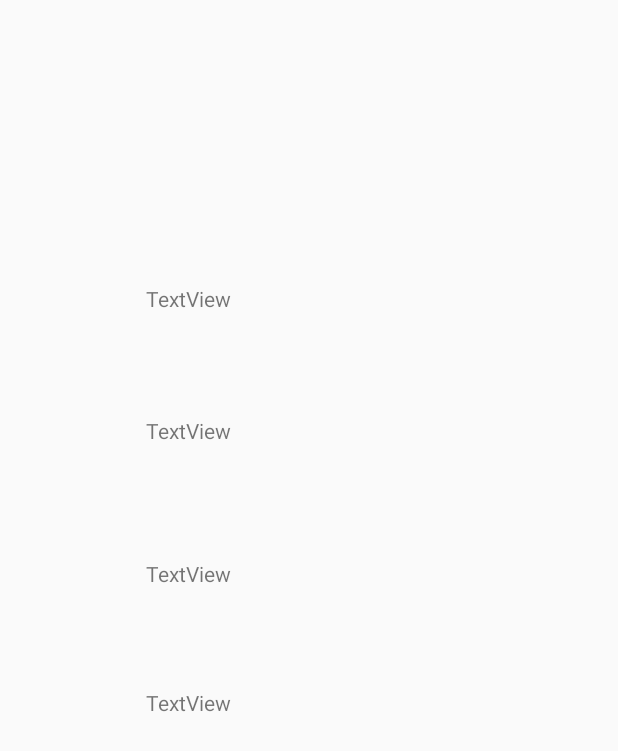
After one commit to mihaikrisan/ElementsBattle, an Android app: the layout activity_profile.xml on its own in the app's theme, with its tools: preview values and no code run, on a phone screen of 412 x 824 dp. The commit adds this screen. Shown: the top 751 px of the screen. Run offline under Robolectric (Android 15) with nearby library versions, the phone set to English and light mode, and no system bars.

Commit message:
working statistics

```diff
--- a/gamev10/app/src/main/AndroidManifest.xml
+++ b/gamev10/app/src/main/AndroidManifest.xml
@@ -9,7 +9,8 @@
         android:roundIcon="@mipmap/ic_launcher_round"
         android:supportsRtl="true"
         android:theme="@style/AppTheme">
-        <activity android:name=".Game"></activity>
+        <activity android:name=".ProfileActivity"></activity>
+        <activity android:name=".Game" />
         <activity android:name=".WelcomePage" />
         <activity android:name=".Register" />
         <activity android:name=".MainActivity">
--- a/gamev10/app/src/main/java/com/example/myapplication/MainActivity.java
+++ b/gamev10/app/src/main/java/com/example/myapplication/MainActivity.java
@@ -50,7 +50,10 @@ public class MainActivity extends AppCompatActivity {
                     for (DataSnapshot ds : snapshot.getChildren()) {
                         String username = ds.child("username").getValue(String.class);
                         String password = ds.child("password").getValue(String.class);
-                        User user = new User(username, password);
+                        Integer nrWins = ds.child("nr_wins").getValue(Integer.class);
+                        Integer nrLosses = ds.child("nr_losses").getValue(Integer.class);
+                        Integer totalTime = ds.child("total_time").getValue(Integer.class);
+                        User user = new User(username, password, nrWins, nrLosses, totalTime);
                         users.add(user);
 //                        Log.d("TAG", username);
                     }
--- /dev/null
+++ b/gamev10/app/src/main/res/layout/activity_profile.xml
@@ -0,0 +1,56 @@
+<?xml version="1.0" encoding="utf-8"?>
+<androidx.constraintlayout.widget.ConstraintLayout xmlns:android="http://schemas.android.com/apk/res/android"
+    xmlns:app="http://schemas.android.com/apk/res-auto"
+    xmlns:tools="http://schemas.android.com/tools"
+    android:layout_width="match_parent"
+    android:layout_height="match_parent"
+    tools:context=".ProfileActivity">
+
+    <TextView
+        android:id="@+id/textViewUsername"
+        android:layout_width="wrap_content"
+        android:layout_height="wrap_content"
+        android:text="TextView"
+        app:layout_constraintBottom_toBottomOf="parent"
+        app:layout_constraintEnd_toEndOf="parent"
+        app:layout_constraintHorizontal_bias="0.274"
+        app:layout_constraintStart_toStartOf="parent"
+        app:layout_constraintTop_toTopOf="parent"
+        app:layout_constraintVertical_bias="0.235" />
+
+    <TextView
+        android:id="@+id/textViewNumberWins"
+        android:layout_width="wrap_content"
+        android:layout_height="wrap_content"
+        android:text="TextView"
+        app:layout_constraintBottom_toBottomOf="parent"
+        app:layout_constraintEnd_toEndOf="parent"
+        app:layout_constraintHorizontal_bias="0.274"
+        app:layout_constraintStart_toStartOf="parent"
+        app:layout_constraintTop_toBottomOf="@+id/textViewUsername"
+        app:layout_constraintVertical_bias="0.115" />
+
+    <TextView
+        android:id="@+id/textViewRatio"
+        android:layout_width="wrap_content"
+        android:layout_height="wrap_content"
+        android:text="TextView"
+        app:layout_constraintBottom_toBottomOf="parent"
+        app:layout_constraintEnd_toEndOf="parent"
+        app:layout_constraintHorizontal_bias="0.274"
+        app:layout_constraintStart_toStartOf="parent"
+        app:layout_constraintTop_toBottomOf="@+id/textViewNumberWins"
+        app:layout_constraintVertical_bias="0.15" />
+
+    <TextView
+        android:id="@+id/textViewTotalTime"
+        android:layout_width="wrap_content"
+        android:layout_height="wrap_content"
+        android:text="TextView"
+        app:layout_constraintBottom_toBottomOf="parent"
+        app:layout_constraintEnd_toEndOf="parent"
+        app:layout_constraintHorizontal_bias="0.274"
+        app:layout_constraintStart_toStartOf="parent"
+        app:layout_constraintTop_toBottomOf="@+id/textViewRatio"
+        app:layout_constraintVertical_bias="0.161" />
+</androidx.constraintlayout.widget.ConstraintLayout>
```
Also changed, not shown: gamev10/app/src/main/java/com/example/myapplication/Game.java (+4 -4 lines), gamev10/app/src/main/java/com/example/myapplication/Karten.java (+17 -17 lines), gamev10/app/src/main/java/com/example/myapplication/ProfileActivity.java (added, +90 -0 lines), gamev10/app/src/main/java/com/example/myapplication/Register.java (+7 -2 lines), gamev10/app/src/main/java/com/example/myapplication/User.java (+44 -2 lines), gamev10/app/src/main/java/com/example/myapplication/WelcomePage.java (+14 -1 lines), gamev10/app/src/main/res/layout/activity_welcome_page.xml (+13 -0 lines), gamev10/app/src/main/res/drawable-v24/charmander6.jpg (added), gamev10/app/src/main/res/drawable-v24/charmander7.jpg (deleted).
